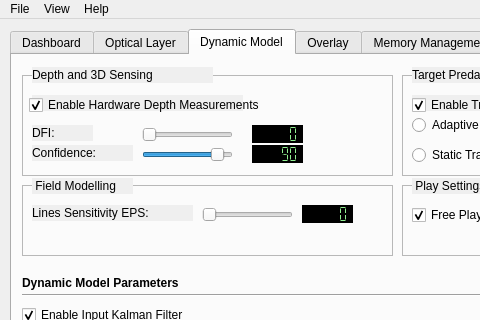
Qt form TrackerRT_UI/mainwindow.ui (hvictor/Release) before a commit; both pictures show x 0 to 480 and y 0 to 320 of the 986 by 567 pixel window.
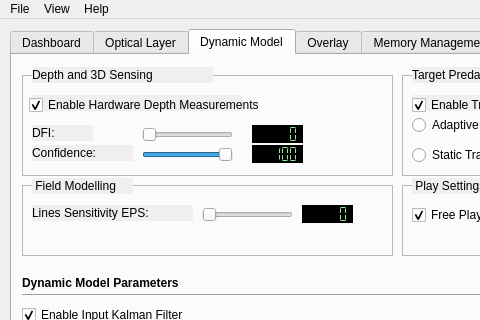
The same form after that commit. Custom widgets are drawn as their Qt base class.

What changed in the file:
```diff
--- a/TrackerRT_UI/mainwindow.ui
+++ b/TrackerRT_UI/mainwindow.ui
@@ -2398,7 +2398,7 @@
            <number>100</number>
           </property>
           <property name="value">
-           <number>90</number>
+           <number>100</number>
           </property>
           <property name="orientation">
            <enum>Qt::Horizontal</enum>
@@ -2423,7 +2423,7 @@
            <enum>QLCDNumber::Flat</enum>
           </property>
           <property name="intValue" stdset="0">
-           <number>90</number>
+           <number>100</number>
           </property>
          </widget>
         </widget>
```
Left out of the diff: 2 changed lines with no effect on the pictures.
